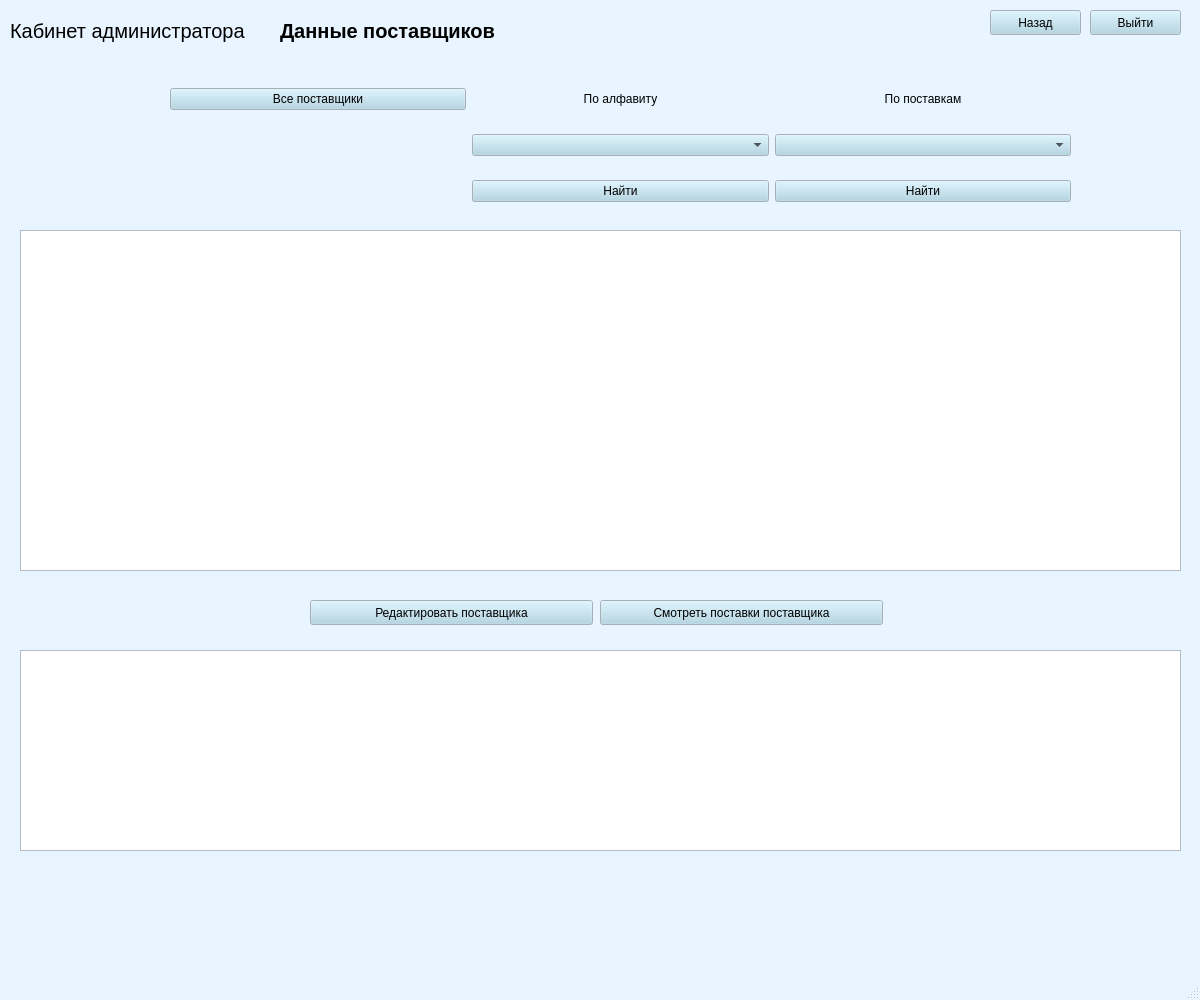
Above: windows/admin_menu_suppliers_data.ui from KristinaBu/aisDB before the change. Below: the same form after it.
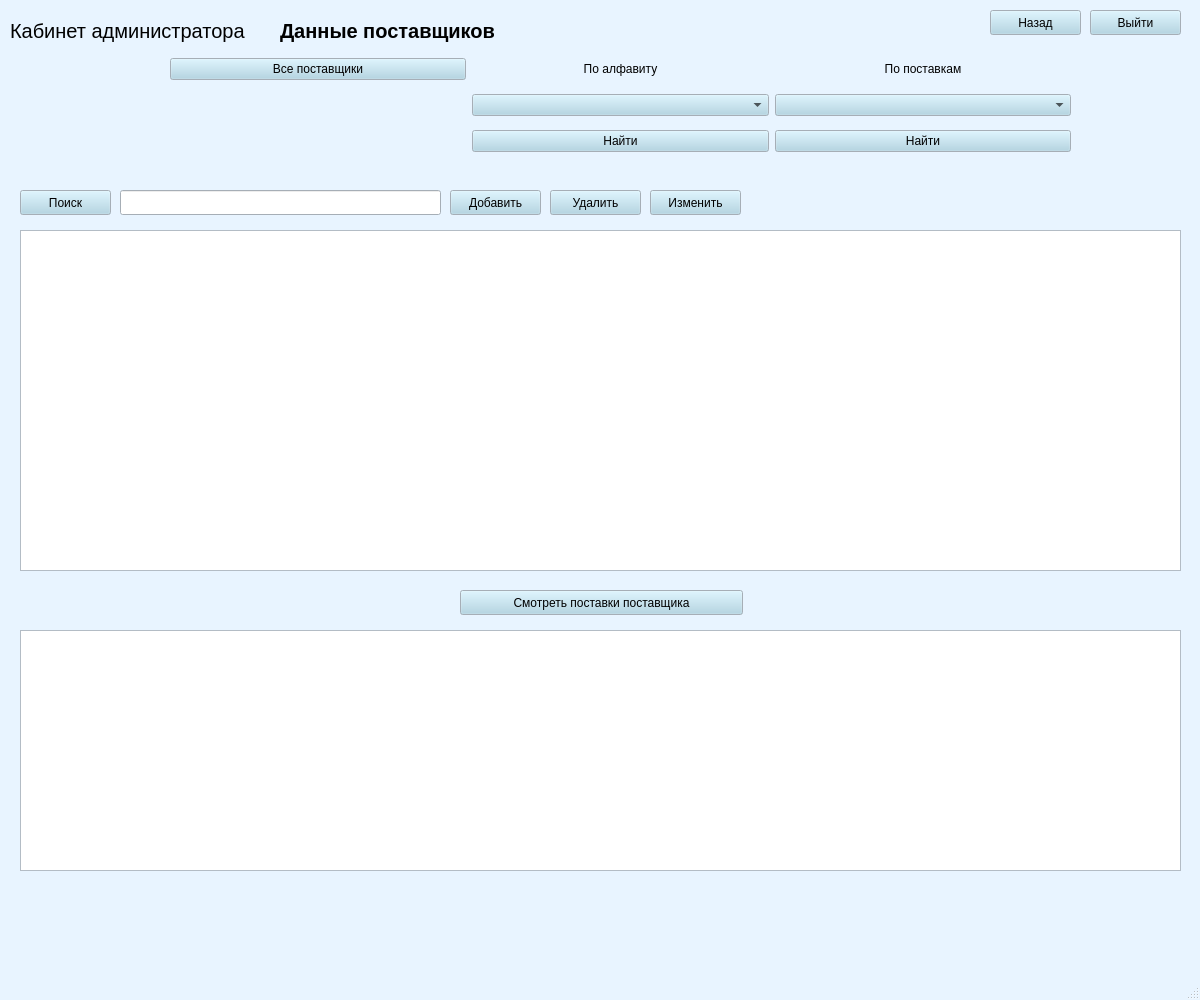
That is the form after the change.

```diff
--- a/windows/admin_menu_suppliers_data.ui
+++ b/windows/admin_menu_suppliers_data.ui
@@ -487,9 +487,9 @@
     <property name="geometry">
      <rect>
       <x>170</x>
-      <y>70</y>
+      <y>50</y>
       <width>901</width>
-      <height>151</height>
+      <height>111</height>
      </rect>
     </property>
     <layout class="QGridLayout" name="gridLayout_2">
@@ -674,26 +674,13 @@
      </rect>
     </property>
    </widget>
-   <widget class="QPushButton" name="operations">
-    <property name="geometry">
-     <rect>
-      <x>310</x>
-      <y>600</y>
-      <width>283</width>
-      <height>25</height>
-     </rect>
-    </property>
-    <property name="text">
-     <string>Редактировать поставщика</string>
-    </property>
-   </widget>
-   <widget class="QTableWidget" name="artworks_2">
+   <widget class="QTableWidget" name="purchases">
     <property name="geometry">
      <rect>
       <x>20</x>
-      <y>650</y>
+      <y>630</y>
       <width>1161</width>
-      <height>201</height>
+      <height>241</height>
      </rect>
     </property>
    </widget>
@@ -726,8 +713,8 @@
    <widget class="QPushButton" name="operations_2">
     <property name="geometry">
      <rect>
-      <x>600</x>
-      <y>600</y>
+      <x>460</x>
+      <y>590</y>
       <width>283</width>
       <height>25</height>
      </rect>
@@ -736,6 +723,68 @@
      <string>Смотреть поставки поставщика</string>
     </property>
    </widget>
+   <widget class="QPushButton" name="all_10">
+    <property name="geometry">
+     <rect>
+      <x>20</x>
+      <y>190</y>
+      <width>91</width>
+      <height>25</height>
+     </rect>
+    </property>
+    <property name="text">
+     <string>Поиск</string>
+    </property>
+   </widget>
+   <widget class="QPushButton" name="all_7">
+    <property name="geometry">
+     <rect>
+      <x>550</x>
+      <y>190</y>
+      <width>91</width>
+      <height>25</height>
+     </rect>
+    </property>
+    <property name="text">
+     <string>Удалить</string>
+    </property>
+   </widget>
+   <widget class="QLineEdit" name="lineEdit_2">
+    <property name="geometry">
+     <rect>
+      <x>120</x>
+      <y>190</y>
+      <width>321</width>
+      <height>25</height>
+     </rect>
+    </property>
+   </widget>
+   <widget class="QPushButton" name="all_8">
+    <property name="geometry">
+     <rect>
+      <x>650</x>
+      <y>190</y>
+      <width>91</width>
+      <height>25</height>
+     </rect>
+    </property>
+    <property name="text">
+     <string>Изменить</string>
+    </property>
+   </widget>
+   <widget class="QPushButton" name="all_9">
+    <property name="geometry">
+     <rect>
+      <x>450</x>
+      <y>190</y>
+      <width>91</width>
+      <height>25</height>
+     </rect>
+    </property>
+    <property name="text">
+     <string>Добавить</string>
+    </property>
+   </widget>
   </widget>
   <widget class="QMenuBar" name="menubar">
    <property name="geometry">
```
Left out of the diff: 2 changed lines with no effect on the pictures.
